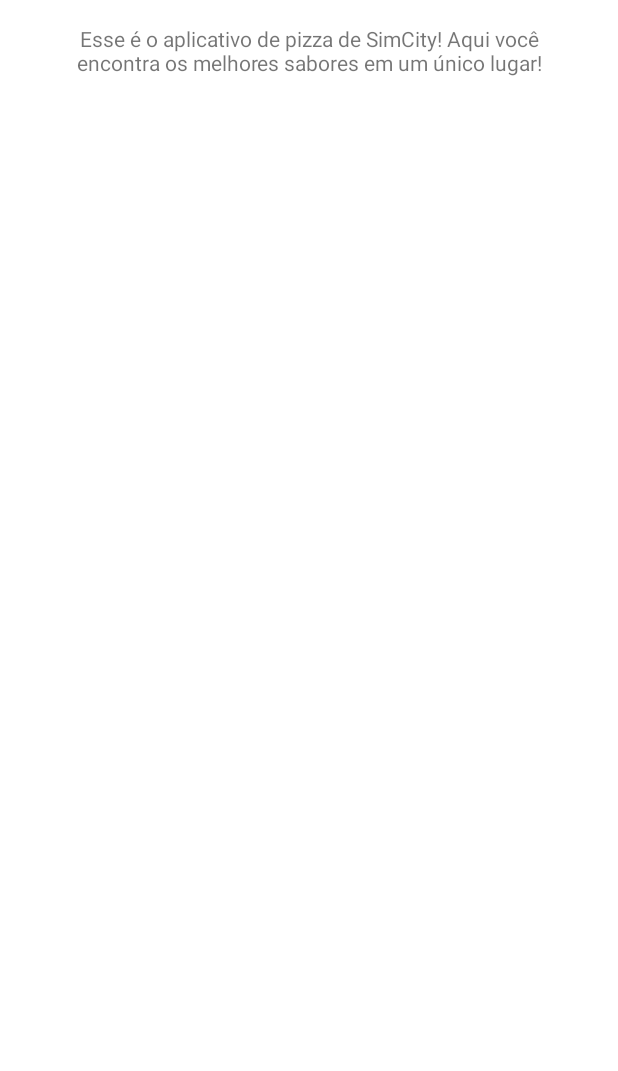
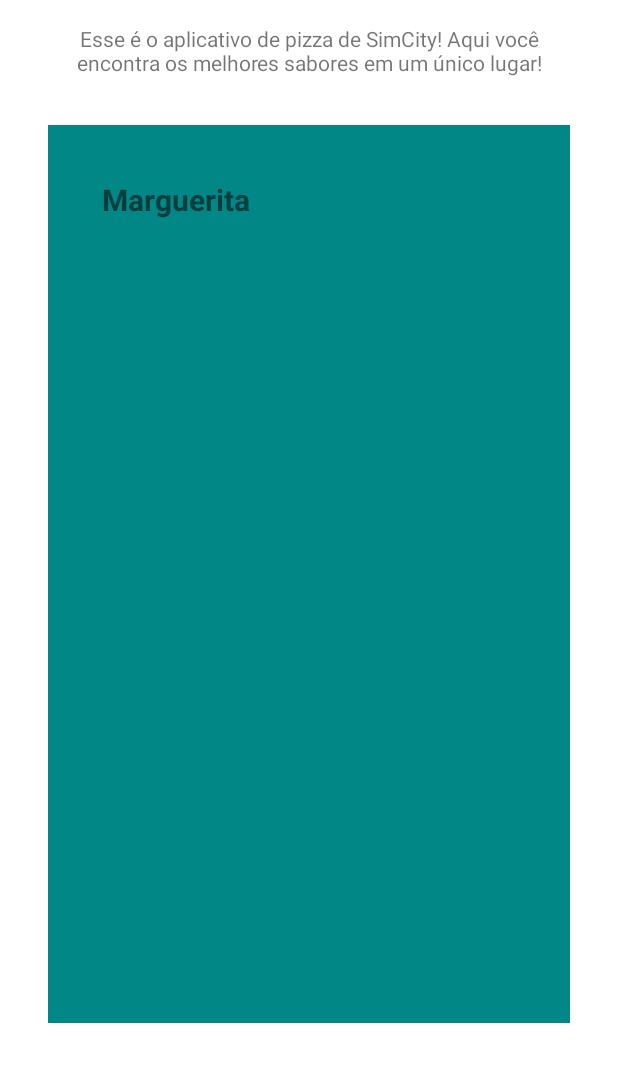
Before and after one commit to ProgramaCatalisa/AndroidCore, an Android app: the HomeActivity screen opened directly, with no data from a screen before it, on a phone screen of 412 x 824 dp, the part 165-1236 px from its top. Run offline under Robolectric (Android 15) with nearby library versions, the phone set to English and light mode, and no system bars.

Commit message:
Adicionando Fragments, desenvolvendo a lógica de navegação e comunicação entre fragments

```diff
--- a/PizzariaSimCity/app/build.gradle
+++ b/PizzariaSimCity/app/build.gradle
@@ -40,6 +40,7 @@ dependencies {
     implementation 'androidx.appcompat:appcompat:1.4.1'
     implementation 'com.google.android.material:material:1.6.0'
     implementation 'androidx.constraintlayout:constraintlayout:2.1.4'
+    implementation 'androidx.legacy:legacy-support-v4:1.0.0'
     testImplementation 'junit:junit:4.13.2'
     androidTestImplementation 'androidx.test.ext:junit:1.1.3'
     androidTestImplementation 'androidx.test.espresso:espresso-core:3.4.0'
--- /dev/null
+++ b/PizzariaSimCity/app/src/main/java/br/com/zup/pizzariasimcity/FragmentoClick.kt
@@ -0,0 +1,5 @@
+package br.com.zup.pizzariasimcity
+
+interface FragmentoClick {
+    fun clickFragmento(mensagem: String)
+}
--- /dev/null
+++ b/PizzariaSimCity/app/src/main/java/br/com/zup/pizzariasimcity/fragments/ProdutoFragment.kt
@@ -0,0 +1,42 @@
+package br.com.zup.pizzariasimcity.fragments
+
+import android.content.Context
+import android.os.Bundle
+import android.util.Log
+import androidx.fragment.app.Fragment
+import android.view.LayoutInflater
+import android.view.View
+import android.view.ViewGroup
+import br.com.zup.pizzariasimcity.FragmentoClick
+import br.com.zup.pizzariasimcity.databinding.FragmentProdutoBinding
+import br.com.zup.pizzariasimcity.home.HomeActivity
+
+class ProdutoFragment : Fragment() {
+    private lateinit var binding: FragmentProdutoBinding
+    private lateinit var interfaceClick: FragmentoClick
+
+    override fun onAttach(context: Context) {
+        super.onAttach(context)
+        try {
+            interfaceClick = context as HomeActivity
+        }catch (ex: Exception){
+            Log.i("Error", "Erro na inicialização da interfaceClick ${ex.message}")
+        }
+    }
+
+    override fun onCreateView(
+        inflater: LayoutInflater, container: ViewGroup?,
+        savedInstanceState: Bundle?
+    ): View {
+        binding = FragmentProdutoBinding.inflate(inflater, container, false )
+        return binding.root
+    }
+
+    override fun onViewCreated(view: View, savedInstanceState: Bundle?) {
+        super.onViewCreated(view, savedInstanceState)
+
+        binding.tvNomePizza.setOnClickListener {
+            interfaceClick.clickFragmento("Essa pizza de marguerita é ótima!")
+        }
+    }
+}
--- a/PizzariaSimCity/app/src/main/java/br/com/zup/pizzariasimcity/home/HomeActivity.kt
+++ b/PizzariaSimCity/app/src/main/java/br/com/zup/pizzariasimcity/home/HomeActivity.kt
@@ -2,11 +2,40 @@ package br.com.zup.pizzariasimcity.home
 
 import androidx.appcompat.app.AppCompatActivity
 import android.os.Bundle
+import br.com.zup.pizzariasimcity.FragmentoClick
 import br.com.zup.pizzariasimcity.R
+import br.com.zup.pizzariasimcity.databinding.ActivityHomeBinding
+import br.com.zup.pizzariasimcity.fragments.DetalheFragment
+import br.com.zup.pizzariasimcity.fragments.ProdutoFragment
 
-class HomeActivity : AppCompatActivity() {
+class HomeActivity : AppCompatActivity(), FragmentoClick {
+    private lateinit var binding: ActivityHomeBinding
+
     override fun onCreate(savedInstanceState: Bundle?) {
         super.onCreate(savedInstanceState)
-        setContentView(R.layout.activity_home)
+        binding = ActivityHomeBinding.inflate(layoutInflater)
+        setContentView(binding.root)
+
+        /**
+         * Inicia o processo de exibir o fragmento
+         */
+        supportFragmentManager
+            .beginTransaction()
+            .add(binding.container.id, ProdutoFragment())
+            .commit()
+    }
+
+    override fun clickFragmento(mensagem: String) {
+        val fragmentoDetalhe = DetalheFragment().apply {
+            arguments = Bundle().apply {
+                putString("TEXTO", mensagem)
+            }
+        }
+
+        supportFragmentManager
+            .beginTransaction()
+            .add(binding.container.id, fragmentoDetalhe)
+            .addToBackStack("Detalhe")
+            .commit()
     }
 }
--- /dev/null
+++ b/PizzariaSimCity/app/src/main/res/layout/fragment_produto.xml
@@ -0,0 +1,22 @@
+<?xml version="1.0" encoding="utf-8"?>
+<androidx.constraintlayout.widget.ConstraintLayout xmlns:android="http://schemas.android.com/apk/res/android"
+    xmlns:app="http://schemas.android.com/apk/res-auto"
+    xmlns:tools="http://schemas.android.com/tools"
+    android:layout_width="match_parent"
+    android:layout_height="match_parent"
+    tools:context=".fragments.ProdutoFragment"
+    android:background="@color/teal_700">
+
+    <TextView
+        android:id="@+id/tvNomePizza"
+        android:layout_width="0dp"
+        android:layout_height="wrap_content"
+        android:text="@string/nome_pizza_marguerita"
+        android:textSize="@dimen/fonte_20"
+        android:textStyle="bold"
+        android:layout_margin="@dimen/margem_36"
+        app:layout_constraintEnd_toEndOf="parent"
+        app:layout_constraintStart_toStartOf="parent"
+        app:layout_constraintTop_toTopOf="parent" />
+
+</androidx.constraintlayout.widget.ConstraintLayout>
--- a/PizzariaSimCity/app/src/main/res/values/dimens.xml
+++ b/PizzariaSimCity/app/src/main/res/values/dimens.xml
@@ -1,4 +1,6 @@
 <?xml version="1.0" encoding="utf-8"?>
 <resources>
     <dimen name="margem_32">32dp</dimen>
+    <dimen name="fonte_20">20sp</dimen>
+    <dimen name="margem_36">36dp</dimen>
 </resources>
--- a/PizzariaSimCity/app/src/main/res/values/strings.xml
+++ b/PizzariaSimCity/app/src/main/res/values/strings.xml
@@ -3,4 +3,7 @@
     <string name="descricao_imagem_pizza">Imagem representando uma pizza com fundo amarelo e circulos vermelhos dentro/</string>
     <string name="titulo_home">PIZZARIA SIMCITY</string>
     <string name="texto_home">Esse é o aplicativo de pizza de SimCity! Aqui você encontra os melhores sabores em um único lugar!</string>
+    <!-- TODO: Remove or change this placeholder text -->
+    <string name="hello_blank_fragment">Hello blank fragment</string>
+    <string name="nome_pizza_marguerita">Marguerita</string>
 </resources>
```
Also changed, not shown: PizzariaSimCity/app/src/main/java/br/com/zup/pizzariasimcity/fragments/DetalheFragment.kt (added, +29 -0 lines), PizzariaSimCity/app/src/main/res/layout/fragment_detalhe.xml (added, +18 -0 lines).
